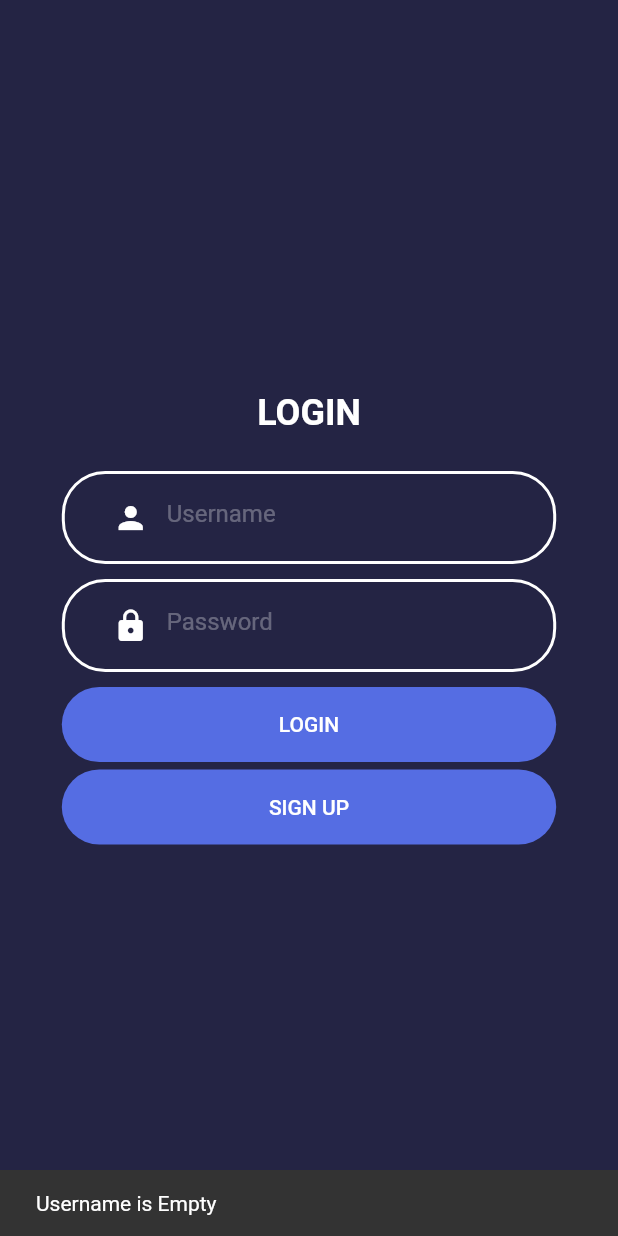
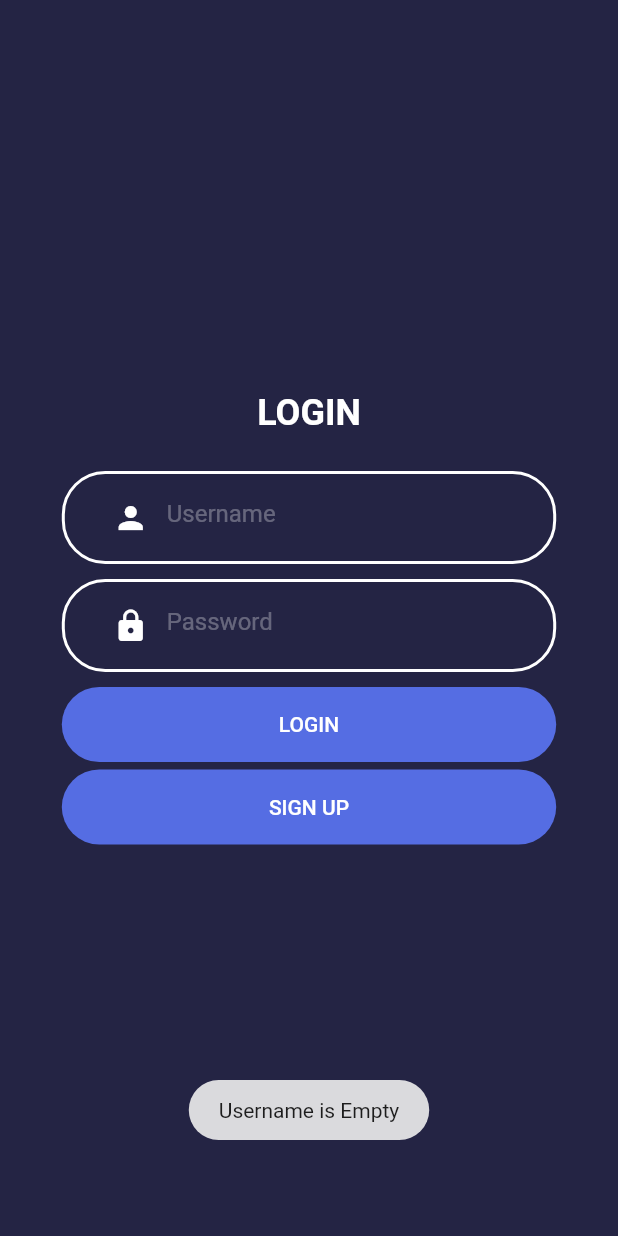
Before and after one commit to AwanArdana/movmov_by_4dev, a Flutter app: the screen it shows after launch, after a tap on "LOGIN", on a phone screen of 412 x 824 dp. Run offline on Flutter 3.47's test engine with Material 2 defaults, Android fonts, the phone set to English and light mode, and no system bars; our stand-ins replace flutter_svg, fluttertoast, modal_progress_hud, simple_shadow; missing offline and left inert: flutter_inappwebview.

Commit message:
Awan - FlutterToast login

```diff
--- a/lib/Login/comnponent/loginbody.dart
+++ b/lib/Login/comnponent/loginbody.dart
@@ -138,14 +138,14 @@ class _LoginBody extends State<LoginBody>{
                         });
 
                       }else{
-                        // Fluttertoast.showToast(
-                        //   msg: "This is Center Short Toast",
-                        //   toastLength: Toast.LENGTH_SHORT,
-                        // );
+                        Fluttertoast.showToast(
+                          msg: "Username or Password not Correct",
+                          toastLength: Toast.LENGTH_SHORT,
+                        );
 
-                        Scaffold.of(context).showSnackBar(new SnackBar(
-                          content: new Text("Username or Password not Correct"),
-                        ));
+                        // Scaffold.of(context).showSnackBar(new SnackBar(
+                        //   content: new Text("Username or Password not Correct"),
+                        // ));
                         setState(() {
                           saving = false;
                         });
@@ -153,14 +153,22 @@ class _LoginBody extends State<LoginBody>{
                         // Center(child: new CircularProgressIndicator(),);
                       }
                     }else{
-                      Scaffold.of(context).showSnackBar(new SnackBar(
-                        content: new Text("Password is Empty"),
-                      ));
+                      Fluttertoast.showToast(
+                        msg: "Password is Empty",
+                        toastLength: Toast.LENGTH_SHORT,
+                      );
+                      // Scaffold.of(context).showSnackBar(new SnackBar(
+                      //   content: new Text("Password is Empty"),
+                      // ));
                     }
                   }else{
-                    Scaffold.of(context).showSnackBar(new SnackBar(
-                      content: new Text("Username is Empty"),
-                    ));
+                    Fluttertoast.showToast(
+                      msg: "Username is Empty",
+                      toastLength: Toast.LENGTH_SHORT,
+                    );
+                    // Scaffold.of(context).showSnackBar(new SnackBar(
+                    //   content: new Text("Username is Empty"),
+                    // ));
                   }
                 },
 
```
